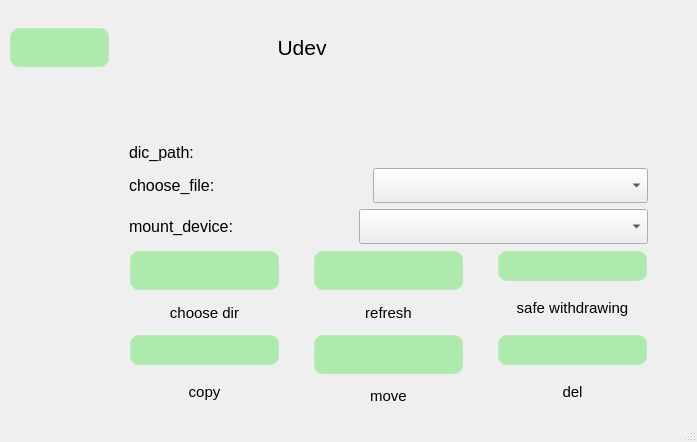
jizizihe/baijie_demo, file qt/t507/udev.ui: the form before one commit.
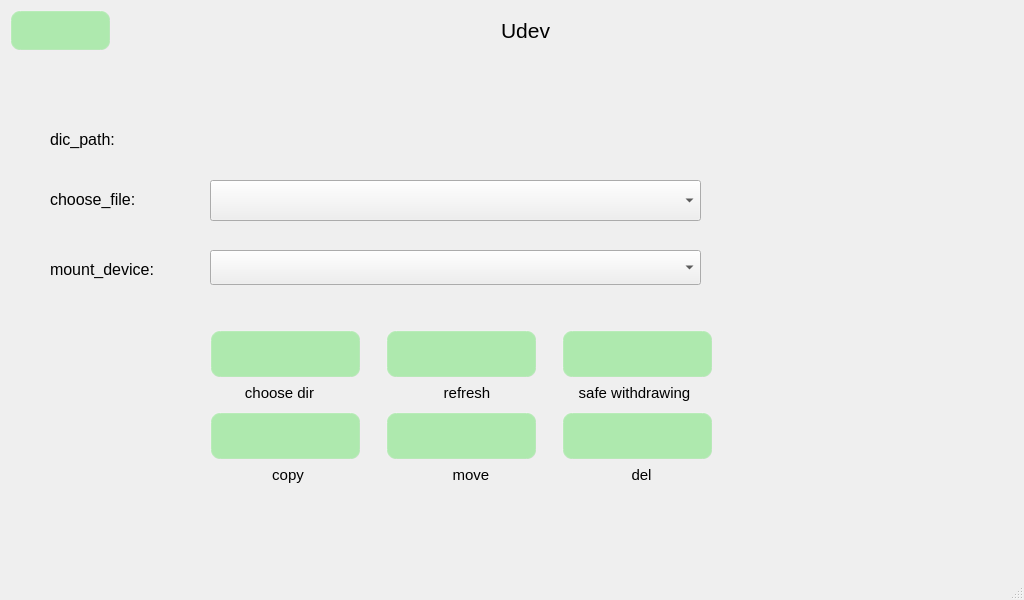
The form after the commit. Icons and pictures are not drawn. Custom widgets are drawn as their Qt base class.

Commit message: udev add Multi-choice files

```diff
--- a/qt/t507/udev.ui
+++ b/qt/t507/udev.ui
@@ -6,8 +6,8 @@
    <rect>
     <x>0</x>
     <y>0</y>
-    <width>697</width>
-    <height>442</height>
+    <width>1024</width>
+    <height>600</height>
    </rect>
   </property>
   <property name="windowTitle">
@@ -59,276 +59,25 @@
 }</string>
   </property>
   <widget class="QWidget" name="centralwidget">
-   <layout class="QGridLayout" name="gridLayout">
-    <item row="0" column="0">
-     <layout class="QHBoxLayout" name="horizontalLayout" stretch="2,10,0">
-      <item>
-       <widget class="QPushButton" name="return_2">
-        <property name="minimumSize">
-         <size>
-          <width>101</width>
+   <widget class="XComboBox" name="files">
+    <property name="geometry">
+     <rect>
+      <x>210</x>
+      <y>180</y>
+      <width>491</width>
           <height>41</height>
-         </size>
-        </property>
-        <property name="styleSheet">
-         <string notr="true"/>
-        </property>
-        <property name="text">
-         <string/>
-        </property>
-        <property name="icon">
-         <iconset>
-          <normalon>:/t507_button_image/return.png</normalon>
-         </iconset>
-        </property>
-        <property name="autoRepeatDelay">
-         <number>300</number>
-        </property>
-        <property name="autoDefault">
-         <bool>false</bool>
-        </property>
-       </widget>
-      </item>
-      <item>
-       <widget class="QLabel" name="label_11">
-        <property name="font">
-         <font>
-          <pointsize>16</pointsize>
-         </font>
-        </property>
-        <property name="text">
-         <string>Udev</string>
-        </property>
-        <property name="alignment">
-         <set>Qt::AlignCenter</set>
-        </property>
-       </widget>
-      </item>
-      <item>
-       <spacer name="horizontalSpacer">
-        <property name="orientation">
-         <enum>Qt::Horizontal</enum>
-        </property>
-        <property name="sizeType">
-         <enum>QSizePolicy::Fixed</enum>
-        </property>
-        <property name="sizeHint" stdset="0">
-         <size>
-          <width>200</width>
-          <height>20</height>
-         </size>
-        </property>
-       </spacer>
-      </item>
-     </layout>
-    </item>
-    <item row="1" column="0">
-     <spacer name="verticalSpacer">
-      <property name="orientation">
-       <enum>Qt::Vertical</enum>
-      </property>
-      <property name="sizeType">
-       <enum>QSizePolicy::Fixed</enum>
-      </property>
-      <property name="sizeHint" stdset="0">
-       <size>
-        <width>20</width>
-        <height>50</height>
-       </size>
-      </property>
-     </spacer>
-    </item>
-    <item row="2" column="0">
-     <layout class="QVBoxLayout" name="verticalLayout_7">
-      <item>
-       <layout class="QHBoxLayout" name="horizontalLayout_2" stretch="1,2,0,6,0">
-        <item>
-         <spacer name="horizontalSpacer_2">
-          <property name="orientation">
-           <enum>Qt::Horizontal</enum>
-          </property>
-          <property name="sizeType">
-           <enum>QSizePolicy::Fixed</enum>
-          </property>
-          <property name="sizeHint" stdset="0">
-           <size>
-            <width>120</width>
-            <height>20</height>
-           </size>
-          </property>
-         </spacer>
-        </item>
-        <item>
-         <widget class="QLabel" name="label_2">
-          <property name="minimumSize">
-           <size>
-            <width>118</width>
-            <height>0</height>
-           </size>
-          </property>
-          <property name="font">
-           <font>
-            <pointsize>12</pointsize>
-           </font>
-          </property>
-          <property name="text">
-           <string>dic_path:</string>
-          </property>
-         </widget>
-        </item>
-        <item>
-         <spacer name="horizontalSpacer_14">
-          <property name="orientation">
-           <enum>Qt::Horizontal</enum>
-          </property>
-          <property name="sizeType">
-           <enum>QSizePolicy::Expanding</enum>
-          </property>
-          <property name="sizeHint" stdset="0">
-           <size>
-            <width>120</width>
-            <height>20</height>
-           </size>
-          </property>
-         </spacer>
-        </item>
-        <item>
-         <widget class="QLabel" name="label">
-          <property name="font">
-           <font>
-            <pointsize>12</pointsize>
-           </font>
-          </property>
-          <property name="text">
-           <string/>
-          </property>
-         </widget>
-        </item>
-        <item>
-         <spacer name="horizontalSpacer_5">
-          <property name="orientation">
-           <enum>Qt::Horizontal</enum>
-          </property>
-          <property name="sizeType">
-           <enum>QSizePolicy::Fixed</enum>
-          </property>
-          <property name="sizeHint" stdset="0">
-           <size>
-            <width>40</width>
-            <height>20</height>
-           </size>
-          </property>
-         </spacer>
-        </item>
-       </layout>
-      </item>
-      <item>
-       <layout class="QHBoxLayout" name="horizontalLayout_3" stretch="1,2,0,6,0">
-        <item>
-         <spacer name="horizontalSpacer_3">
-          <property name="orientation">
-           <enum>Qt::Horizontal</enum>
-          </property>
-          <property name="sizeType">
-           <enum>QSizePolicy::Fixed</enum>
-          </property>
-          <property name="sizeHint" stdset="0">
-           <size>
-            <width>120</width>
-            <height>20</height>
-           </size>
-          </property>
-         </spacer>
-        </item>
-        <item>
-         <widget class="QLabel" name="label_3">
-          <property name="minimumSize">
-           <size>
-            <width>118</width>
-            <height>0</height>
-           </size>
-          </property>
-          <property name="font">
-           <font>
-            <pointsize>12</pointsize>
-           </font>
-          </property>
-          <property name="text">
-           <string>choose_file:</string>
-          </property>
-         </widget>
-        </item>
-        <item>
-         <spacer name="horizontalSpacer_15">
-          <property name="orientation">
-           <enum>Qt::Horizontal</enum>
-          </property>
-          <property name="sizeType">
-           <enum>QSizePolicy::Expanding</enum>
-          </property>
-          <property name="sizeHint" stdset="0">
-           <size>
-            <width>120</width>
-            <height>20</height>
-           </size>
-          </property>
-         </spacer>
-        </item>
-        <item>
-         <widget class="QComboBox" name="file">
-          <property name="minimumSize">
-           <size>
-            <width>0</width>
-            <height>35</height>
-           </size>
-          </property>
-          <property name="styleSheet">
-           <string notr="true">
-</string>
-          </property>
-          <property name="maxVisibleItems">
-           <number>50</number>
-          </property>
-         </widget>
-        </item>
-        <item>
-         <spacer name="horizontalSpacer_12">
-          <property name="orientation">
-           <enum>Qt::Horizontal</enum>
-          </property>
-          <property name="sizeType">
-           <enum>QSizePolicy::Fixed</enum>
-          </property>
-          <property name="sizeHint" stdset="0">
-           <size>
-            <width>40</width>
-            <height>20</height>
-           </size>
-          </property>
-         </spacer>
-        </item>
-       </layout>
-      </item>
-      <item>
-       <layout class="QHBoxLayout" name="horizontalLayout_4" stretch="1,2,0,6,0">
-        <item>
-         <spacer name="horizontalSpacer_4">
-          <property name="orientation">
-           <enum>Qt::Horizontal</enum>
-          </property>
-          <property name="sizeType">
-           <enum>QSizePolicy::Fixed</enum>
-          </property>
-          <property name="sizeHint" stdset="0">
-           <size>
-            <width>120</width>
-            <height>20</height>
-           </size>
-          </property>
-         </spacer>
-        </item>
-        <item>
+     </rect>
+    </property>
+   </widget>
          <widget class="QLabel" name="label_4">
+    <property name="geometry">
+     <rect>
+      <x>50</x>
+      <y>260</y>
+      <width>118</width>
+      <height>19</height>
+     </rect>
+    </property>
           <property name="minimumSize">
            <size>
             <width>0</width>
@@ -344,25 +93,15 @@
            <string>mount_device:</string>
           </property>
          </widget>
-        </item>
-        <item>
-         <spacer name="horizontalSpacer_16">
-          <property name="orientation">
-           <enum>Qt::Horizontal</enum>
-          </property>
-          <property name="sizeType">
-           <enum>QSizePolicy::Expanding</enum>
-          </property>
-          <property name="sizeHint" stdset="0">
-           <size>
-            <width>120</width>
-            <height>20</height>
-           </size>
-          </property>
-         </spacer>
-        </item>
-        <item>
          <widget class="QComboBox" name="mount">
+    <property name="geometry">
+     <rect>
+      <x>210</x>
+      <y>250</y>
+      <width>491</width>
+      <height>35</height>
+     </rect>
+    </property>
           <property name="minimumSize">
            <size>
             <width>0</width>
@@ -370,110 +109,15 @@
            </size>
           </property>
          </widget>
-        </item>
-        <item>
-         <spacer name="horizontalSpacer_7">
-          <property name="orientation">
-           <enum>Qt::Horizontal</enum>
-          </property>
-          <property name="sizeType">
-           <enum>QSizePolicy::Fixed</enum>
-          </property>
-          <property name="sizeHint" stdset="0">
-           <size>
-            <width>40</width>
-            <height>20</height>
-           </size>
-          </property>
-         </spacer>
-        </item>
-       </layout>
-      </item>
-     </layout>
-    </item>
-    <item row="3" column="0">
-     <layout class="QHBoxLayout" name="horizontalLayout_5" stretch="3,5,1,5,1,5,0">
-      <item>
-       <spacer name="horizontalSpacer_6">
-        <property name="orientation">
-         <enum>Qt::Horizontal</enum>
-        </property>
-        <property name="sizeType">
-         <enum>QSizePolicy::Fixed</enum>
-        </property>
-        <property name="sizeHint" stdset="0">
-         <size>
-          <width>120</width>
-          <height>20</height>
-         </size>
-        </property>
-       </spacer>
-      </item>
-      <item>
-       <layout class="QVBoxLayout" name="verticalLayout">
-        <item>
-         <widget class="QPushButton" name="choose">
-          <property name="minimumSize">
-           <size>
-            <width>151</width>
-            <height>41</height>
-           </size>
-          </property>
-          <property name="styleSheet">
-           <string notr="true"/>
-          </property>
-          <property name="text">
-           <string/>
-          </property>
-          <property name="icon">
-           <iconset>
-            <normaloff>:/t507_button_image/open.png</normaloff>:/t507_button_image/open.png</iconset>
-          </property>
-          <property name="iconSize">
-           <size>
-            <width>32</width>
-            <height>32</height>
-           </size>
-          </property>
-         </widget>
-        </item>
-        <item>
-         <widget class="QLabel" name="label_5">
-          <property name="font">
-           <font>
-            <pointsize>11</pointsize>
-           </font>
-          </property>
-          <property name="text">
-           <string>choose dir</string>
-          </property>
-          <property name="alignment">
-           <set>Qt::AlignCenter</set>
-          </property>
-         </widget>
-        </item>
-       </layout>
-      </item>
-      <item>
-       <spacer name="verticalSpacer_2">
-        <property name="orientation">
-         <enum>Qt::Horizontal</enum>
-        </property>
-        <property name="sizeType">
-         <enum>QSizePolicy::Expanding</enum>
-        </property>
-        <property name="sizeHint" stdset="0">
-         <size>
-          <width>40</width>
-          <height>20</height>
-         </size>
-        </property>
-       </spacer>
-      </item>
-      <item>
-       <layout class="QVBoxLayout" name="verticalLayout_2">
-        <item>
          <widget class="QPushButton" name="refresh">
+    <property name="geometry">
+     <rect>
+      <x>386</x>
+      <y>330</y>
+      <width>151</width>
+      <height>48</height>
+     </rect>
+    </property>
           <property name="minimumSize">
            <size>
             <width>151</width>
@@ -497,9 +141,15 @@
            </size>
           </property>
          </widget>
-        </item>
-        <item>
          <widget class="QLabel" name="label_6">
+    <property name="geometry">
+     <rect>
+      <x>440</x>
+      <y>384</y>
+      <width>54</width>
+      <height>18</height>
+     </rect>
+    </property>
           <property name="font">
            <font>
             <pointsize>11</pointsize>
@@ -512,29 +162,15 @@
            <set>Qt::AlignCenter</set>
           </property>
          </widget>
-        </item>
-       </layout>
-      </item>
-      <item>
-       <spacer name="verticalSpacer_3">
-        <property name="orientation">
-         <enum>Qt::Horizontal</enum>
-        </property>
-        <property name="sizeType">
-         <enum>QSizePolicy::Expanding</enum>
-        </property>
-        <property name="sizeHint" stdset="0">
-         <size>
-          <width>40</width>
-          <height>20</height>
-         </size>
-        </property>
-       </spacer>
-      </item>
-      <item>
-       <layout class="QVBoxLayout" name="verticalLayout_3">
-        <item>
          <widget class="QPushButton" name="umount">
+    <property name="geometry">
+     <rect>
+      <x>562</x>
+      <y>330</y>
+      <width>151</width>
+      <height>48</height>
+     </rect>
+    </property>
           <property name="minimumSize">
            <size>
             <width>151</width>
@@ -558,9 +194,15 @@
            </size>
           </property>
          </widget>
-        </item>
-        <item>
          <widget class="QLabel" name="label_7">
+    <property name="geometry">
+     <rect>
+      <x>570</x>
+      <y>384</y>
+      <width>129</width>
+      <height>18</height>
+     </rect>
+    </property>
           <property name="font">
            <font>
             <pointsize>11</pointsize>
@@ -573,113 +215,15 @@
            <set>Qt::AlignCenter</set>
           </property>
          </widget>
-        </item>
-       </layout>
-      </item>
-      <item>
-       <spacer name="horizontalSpacer_8">
-        <property name="orientation">
-         <enum>Qt::Horizontal</enum>
-        </property>
-        <property name="sizeType">
-         <enum>QSizePolicy::Fixed</enum>
-        </property>
-        <property name="sizeHint" stdset="0">
-         <size>
-          <width>40</width>
-          <height>20</height>
-         </size>
-        </property>
-       </spacer>
-      </item>
-     </layout>
-    </item>
-    <item row="4" column="0">
-     <layout class="QHBoxLayout" name="horizontalLayout_6" stretch="3,5,1,5,1,5,0">
-      <property name="sizeConstraint">
-       <enum>QLayout::SetNoConstraint</enum>
-      </property>
-      <item>
-       <spacer name="horizontalSpacer_13">
-        <property name="orientation">
-         <enum>Qt::Horizontal</enum>
-        </property>
-        <property name="sizeType">
-         <enum>QSizePolicy::Fixed</enum>
-        </property>
-        <property name="sizeHint" stdset="0">
-         <size>
-          <width>120</width>
-          <height>20</height>
-         </size>
-        </property>
-       </spacer>
-      </item>
-      <item>
-       <layout class="QVBoxLayout" name="verticalLayout_4">
-        <item>
-         <widget class="QPushButton" name="cp">
-          <property name="minimumSize">
-           <size>
-            <width>151</width>
-            <height>0</height>
-           </size>
-          </property>
-          <property name="styleSheet">
-           <string notr="true"/>
-          </property>
-          <property name="text">
-           <string/>
-          </property>
-          <property name="icon">
-           <iconset>
-            <normaloff>:/t507_button_image/cp.png</normaloff>:/t507_button_image/cp.png</iconset>
-          </property>
-          <property name="iconSize">
-           <size>
-            <width>32</width>
-            <height>32</height>
-           </size>
-          </property>
-         </widget>
-        </item>
-        <item>
-         <widget class="QLabel" name="label_10">
-          <property name="font">
-           <font>
-            <pointsize>11</pointsize>
-           </font>
-          </property>
-          <property name="text">
-           <string>copy</string>
-          </property>
-          <property name="alignment">
-           <set>Qt::AlignCenter</set>
-          </property>
-         </widget>
-        </item>
-       </layout>
-      </item>
-      <item>
-       <spacer name="verticalSpacer_5">
-        <property name="orientation">
-         <enum>Qt::Horizontal</enum>
-        </property>
-        <property name="sizeType">
-         <enum>QSizePolicy::Expanding</enum>
-        </property>
-        <property name="sizeHint" stdset="0">
-         <size>
-          <width>40</width>
-          <height>20</height>
-         </size>
-        </property>
-       </spacer>
-      </item>
-      <item>
-       <layout class="QVBoxLayout" name="verticalLayout_5">
-        <item>
          <widget class="QPushButton" name="mv">
+    <property name="geometry">
+     <rect>
+      <x>386</x>
+      <y>412</y>
+      <width>151</width>
+      <height>48</height>
+     </rect>
+    </property>
           <property name="minimumSize">
            <size>
             <width>151</width>
@@ -703,9 +247,15 @@
            </size>
           </property>
          </widget>
-        </item>
-        <item>
          <widget class="QLabel" name="label_9">
+    <property name="geometry">
+     <rect>
+      <x>450</x>
+      <y>466</y>
+      <width>42</width>
+      <height>18</height>
+     </rect>
+    </property>
           <property name="font">
            <font>
             <pointsize>11</pointsize>
@@ -718,29 +268,15 @@
            <set>Qt::AlignCenter</set>
           </property>
          </widget>
-        </item>
-       </layout>
-      </item>
-      <item>
-       <spacer name="verticalSpacer_4">
-        <property name="orientation">
-         <enum>Qt::Horizontal</enum>
-        </property>
-        <property name="sizeType">
-         <enum>QSizePolicy::Expanding</enum>
-        </property>
-        <property name="sizeHint" stdset="0">
-         <size>
-          <width>40</width>
-          <height>20</height>
-         </size>
-        </property>
-       </spacer>
-      </item>
-      <item>
-       <layout class="QVBoxLayout" name="verticalLayout_6">
-        <item>
          <widget class="QPushButton" name="del">
+    <property name="geometry">
+     <rect>
+      <x>562</x>
+      <y>412</y>
+      <width>151</width>
+      <height>48</height>
+     </rect>
+    </property>
           <property name="minimumSize">
            <size>
             <width>151</width>
@@ -764,9 +300,15 @@
            </size>
           </property>
          </widget>
-        </item>
-        <item>
          <widget class="QLabel" name="label_8">
+    <property name="geometry">
+     <rect>
+      <x>630</x>
+      <y>466</y>
+      <width>23</width>
+      <height>18</height>
+     </rect>
+    </property>
           <property name="font">
            <font>
             <pointsize>11</pointsize>
@@ -779,28 +321,232 @@
            <set>Qt::AlignCenter</set>
           </property>
          </widget>
-        </item>
-       </layout>
-      </item>
-      <item>
-       <spacer name="horizontalSpacer_9">
-        <property name="orientation">
-         <enum>Qt::Horizontal</enum>
-        </property>
-        <property name="sizeType">
-         <enum>QSizePolicy::Fixed</enum>
-        </property>
-        <property name="sizeHint" stdset="0">
+   <widget class="QLabel" name="label_2">
+    <property name="geometry">
+     <rect>
+      <x>50</x>
+      <y>130</y>
+      <width>118</width>
+      <height>19</height>
+     </rect>
+    </property>
+    <property name="minimumSize">
+     <size>
+      <width>118</width>
+      <height>0</height>
+     </size>
+    </property>
+    <property name="font">
+     <font>
+      <pointsize>12</pointsize>
+     </font>
+    </property>
+    <property name="text">
+     <string>dic_path:</string>
+    </property>
+   </widget>
+   <widget class="QLabel" name="label">
+    <property name="geometry">
+     <rect>
+      <x>212</x>
+      <y>116</y>
+      <width>481</width>
+      <height>41</height>
+     </rect>
+    </property>
+    <property name="font">
+     <font>
+      <pointsize>12</pointsize>
+     </font>
+    </property>
+    <property name="text">
+     <string/>
+    </property>
+   </widget>
+   <widget class="QLabel" name="label_3">
+    <property name="geometry">
+     <rect>
+      <x>50</x>
+      <y>190</y>
+      <width>118</width>
+      <height>19</height>
+     </rect>
+    </property>
+    <property name="minimumSize">
          <size>
-          <width>40</width>
-          <height>20</height>
-         </size>
-        </property>
-       </spacer>
-      </item>
-     </layout>
-    </item>
-   </layout>
+      <width>118</width>
+      <height>0</height>
+     </size>
+    </property>
+    <property name="font">
+     <font>
+      <pointsize>12</pointsize>
+     </font>
+    </property>
+    <property name="text">
+     <string>choose_file:</string>
+    </property>
+   </widget>
+   <widget class="QPushButton" name="return_2">
+    <property name="geometry">
+     <rect>
+      <x>10</x>
+      <y>10</y>
+      <width>101</width>
+      <height>41</height>
+     </rect>
+    </property>
+    <property name="minimumSize">
+     <size>
+      <width>101</width>
+      <height>41</height>
+     </size>
+    </property>
+    <property name="styleSheet">
+     <string notr="true"/>
+    </property>
+    <property name="text">
+     <string/>
+    </property>
+    <property name="icon">
+     <iconset>
+      <normalon>:/t507_button_image/return.png</normalon>
+     </iconset>
+    </property>
+    <property name="autoRepeatDelay">
+     <number>300</number>
+    </property>
+    <property name="autoDefault">
+     <bool>false</bool>
+    </property>
+   </widget>
+   <widget class="QLabel" name="label_11">
+    <property name="geometry">
+     <rect>
+      <x>450</x>
+      <y>10</y>
+      <width>151</width>
+      <height>41</height>
+     </rect>
+    </property>
+    <property name="font">
+     <font>
+      <pointsize>16</pointsize>
+     </font>
+    </property>
+    <property name="text">
+     <string>Udev</string>
+    </property>
+    <property name="alignment">
+     <set>Qt::AlignCenter</set>
+    </property>
+   </widget>
+   <widget class="QPushButton" name="cp">
+    <property name="geometry">
+     <rect>
+      <x>210</x>
+      <y>412</y>
+      <width>151</width>
+      <height>48</height>
+     </rect>
+    </property>
+    <property name="minimumSize">
+     <size>
+      <width>151</width>
+      <height>0</height>
+     </size>
+    </property>
+    <property name="styleSheet">
+     <string notr="true"/>
+    </property>
+    <property name="text">
+     <string/>
+    </property>
+    <property name="icon">
+     <iconset resource="translation.qrc">
+      <normaloff>:/t507_button_image/cp.png</normaloff>:/t507_button_image/cp.png</iconset>
+    </property>
+    <property name="iconSize">
+     <size>
+      <width>32</width>
+      <height>32</height>
+     </size>
+    </property>
+   </widget>
+   <widget class="QLabel" name="label_10">
+    <property name="geometry">
+     <rect>
+      <x>270</x>
+      <y>466</y>
+      <width>36</width>
+      <height>18</height>
+     </rect>
+    </property>
+    <property name="font">
+     <font>
+      <pointsize>11</pointsize>
+     </font>
+    </property>
+    <property name="text">
+     <string>copy</string>
+    </property>
+    <property name="alignment">
+     <set>Qt::AlignCenter</set>
+    </property>
+   </widget>
+   <widget class="QLabel" name="label_5">
+    <property name="geometry">
+     <rect>
+      <x>240</x>
+      <y>384</y>
+      <width>79</width>
+      <height>18</height>
+     </rect>
+    </property>
+    <property name="font">
+     <font>
+      <pointsize>11</pointsize>
+     </font>
+    </property>
+    <property name="text">
+     <string>choose dir</string>
+    </property>
+    <property name="alignment">
+     <set>Qt::AlignCenter</set>
+    </property>
+   </widget>
+   <widget class="QPushButton" name="choose">
+    <property name="geometry">
+     <rect>
+      <x>210</x>
+      <y>330</y>
+      <width>151</width>
+      <height>48</height>
+     </rect>
+    </property>
+    <property name="minimumSize">
+     <size>
+      <width>151</width>
+      <height>41</height>
+     </size>
+    </property>
+    <property name="styleSheet">
+     <string notr="true"/>
+    </property>
+    <property name="text">
+     <string/>
+    </property>
+    <property name="icon">
+     <iconset resource="translation.qrc">
+      <normaloff>:/t507_button_image/open.png</normaloff>:/t507_button_image/open.png</iconset>
+    </property>
+    <property name="iconSize">
+     <size>
+      <width>32</width>
+      <height>32</height>
+     </size>
+    </property>
+   </widget>
   </widget>
   <widget class="QMenuBar" name="menubar">
    <property name="geometry">
@@ -814,6 +560,15 @@
   </widget>
   <widget class="QStatusBar" name="statusbar"/>
  </widget>
- <resources/>
+ <customwidgets>
+  <customwidget>
+   <class>XComboBox</class>
+   <extends>QComboBox</extends>
+   <header location="global">xcombobox.h</header>
+  </customwidget>
+ </customwidgets>
+ <resources>
+  <include location="translation.qrc"/>
+ </resources>
  <connections/>
 </ui>
```
Left out of the diff: 10 changed lines with no effect on the pictures. Lines whose indentation alone changed are shown as unchanged. The commit also changes 7 other files.
